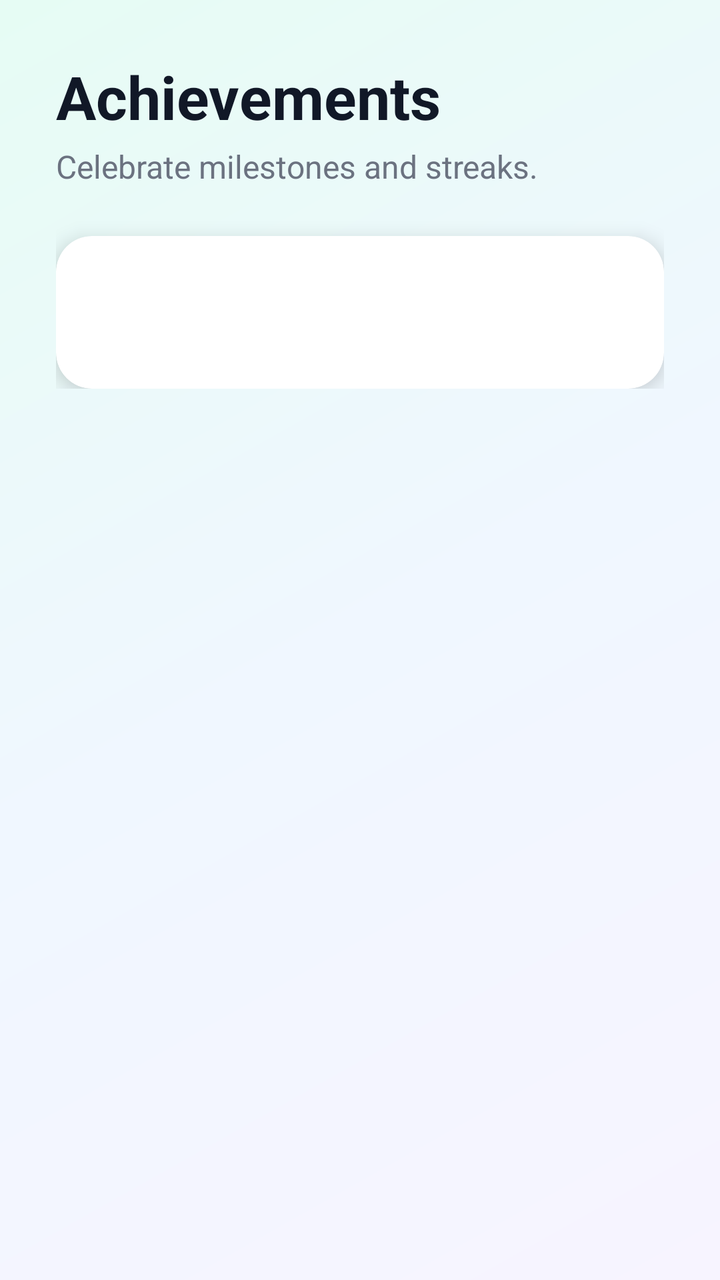
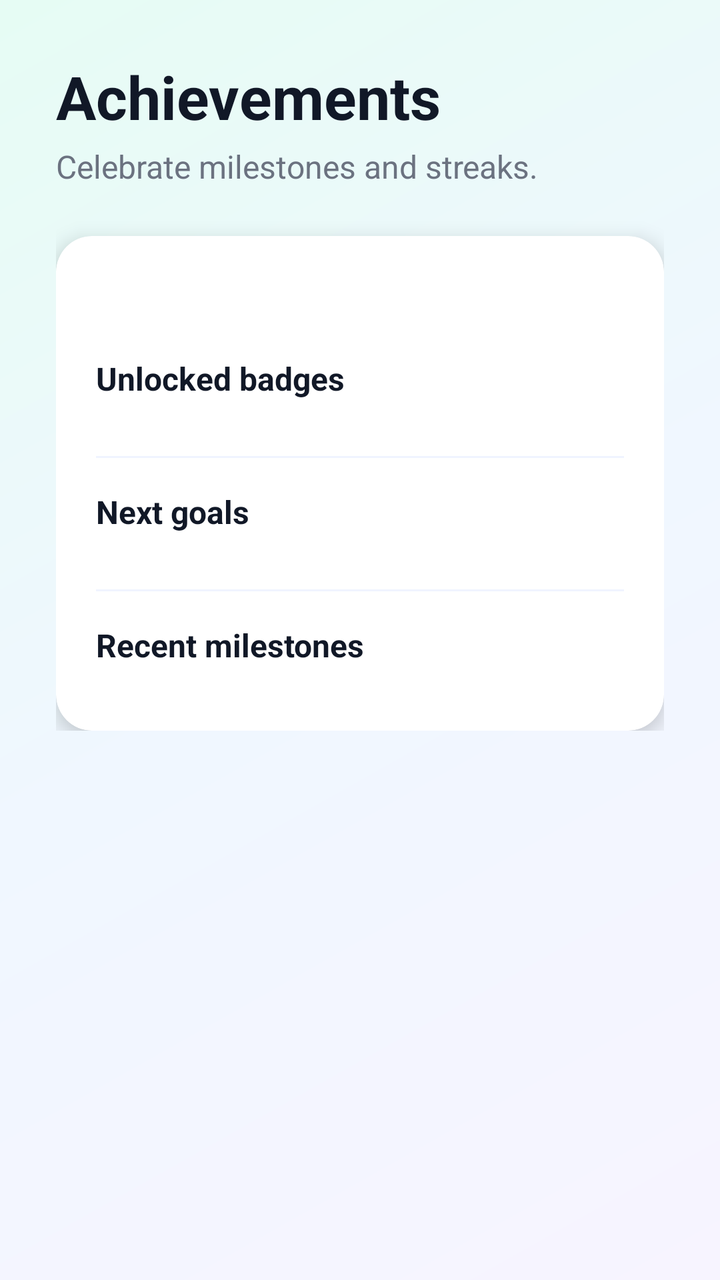

An Android layout rendered at two revisions. The XML below is the earlier revision; the diff shows what the commit changed to produce the second picture.
<!-- AndroidManifest.xml: application theme Theme.Group4mco -->
<!-- res/layout/activity_achievements.xml -->
<?xml version="1.0" encoding="utf-8"?>
<ScrollView xmlns:android="http://schemas.android.com/apk/res/android"
    xmlns:app="http://schemas.android.com/apk/res-auto"
    android:layout_width="match_parent"
    android:layout_height="match_parent"
    android:background="@drawable/bg_app_gradient">

    <LinearLayout
        android:layout_width="match_parent"
        android:layout_height="wrap_content"
        android:orientation="vertical"
        android:padding="28dp">

        <TextView
            android:layout_width="wrap_content"
            android:layout_height="wrap_content"
            android:text="Achievements"
            android:textColor="@color/color_on_surface"
            android:textSize="30sp"
            android:textStyle="bold" />

        <TextView
            android:layout_width="wrap_content"
            android:layout_height="wrap_content"
            android:layout_marginTop="4dp"
            android:text="Celebrate milestones and streaks."
            android:textColor="@color/color_on_surface_secondary"
            android:textSize="16sp" />

        <com.google.android.material.card.MaterialCardView
            android:layout_width="match_parent"
            android:layout_height="wrap_content"
            android:layout_marginTop="24dp"
            app:cardBackgroundColor="@color/color_surface"
            app:cardCornerRadius="@dimen/card_corner_radius"
            app:cardElevation="@dimen/card_elevation">

            <LinearLayout
                android:layout_width="match_parent"
                android:layout_height="wrap_content"
                android:orientation="vertical"
                android:padding="@dimen/card_padding">

                <TextView
                    android:id="@+id/achievementsPoints"
                    android:layout_width="wrap_content"
                    android:layout_height="wrap_content"
                    android:textColor="@color/color_primary"
                    android:textSize="18sp"
                    android:textStyle="bold" />

                <LinearLayout
                    android:id="@+id/achievementsList"
                    android:layout_width="match_parent"
                    android:layout_height="wrap_content"
                    android:layout_marginTop="12dp"
                    android:orientation="vertical" />
            </LinearLayout>
        </com.google.android.material.card.MaterialCardView>

    </LinearLayout>
</ScrollView>
<!-- resources referenced by this layout -->
<resources>
  <color name="color_on_surface">#111827</color>
  <color name="color_on_surface_secondary">#6B7280</color>
  <color name="color_primary">#6A5AE0</color>
  <color name="color_surface">#FFFFFF</color>
  <dimen name="card_corner_radius">18dp</dimen>
  <dimen name="card_elevation">6dp</dimen>
  <dimen name="card_padding">20dp</dimen>
  <!-- drawable bg_app_gradient (drawable) -->
  <?xml version="1.0" encoding="utf-8"?>
  <shape xmlns:android="http://schemas.android.com/apk/res/android">
      <gradient
          android:startColor="@color/gradient_start"
          android:centerColor="@color/gradient_center"
          android:endColor="@color/gradient_end"
          android:angle="135" />
  </shape>
  <style name="Theme.Group4mco" parent="Theme.MaterialComponents.DayNight.NoActionBar">
          <item name="colorPrimary">@color/color_primary</item>
          <item name="colorPrimaryVariant">@color/color_primary_dark</item>
          <item name="colorSecondary">@color/color_secondary</item>
          <item name="android:colorBackground">@color/color_background</item>
          <item name="colorOnPrimary">@color/color_on_primary</item>
          <item name="colorOnSecondary">@color/color_surface</item>
          <item name="colorOnBackground">@color/color_on_surface</item>
          <item name="colorOnSurface">@color/color_on_surface</item>
          <item name="android:statusBarColor">@android:color/transparent</item>
          <item name="android:navigationBarColor">@android:color/white</item>
          <item name="android:windowLightStatusBar">true</item>
      </style>
  <color name="gradient_start">#F7F4FF</color>
  <color name="gradient_center">#F0F7FF</color>
  <color name="gradient_end">#E6FCF4</color>
  <color name="color_primary_dark">#4E3FE0</color>
  <color name="color_secondary">#FF8E72</color>
  <color name="color_background">#F5F6FF</color>
  <color name="color_on_primary">#FFFFFF</color>
</resources>

<!-- the commit's change to res/layout/activity_achievements.xml (unified diff, before → after) -->
@@ -49,8 +49,59 @@
                     android:textSize="18sp"
                     android:textStyle="bold" />
 
+                <TextView
+                    android:layout_width="wrap_content"
+                    android:layout_height="wrap_content"
+                    android:layout_marginTop="16dp"
+                    android:text="Unlocked badges"
+                    android:textColor="@color/color_on_surface"
+                    android:textSize="16sp"
+                    android:textStyle="bold" />
+
                 <LinearLayout
                     android:id="@+id/achievementsList"
+                    android:layout_width="match_parent"
+                    android:layout_height="wrap_content"
+                    android:layout_marginTop="12dp"
+                    android:orientation="vertical" />
+
+                <View
+                    android:layout_width="match_parent"
+                    android:layout_height="1dp"
+                    android:layout_marginVertical="16dp"
+                    android:background="@color/color_surface_alt" />
+
+                <TextView
+                    android:layout_width="wrap_content"
+                    android:layout_height="wrap_content"
+                    android:text="Next goals"
+                    android:textColor="@color/color_on_surface"
+                    android:textSize="16sp"
+                    android:textStyle="bold" />
+
+                <LinearLayout
+                    android:id="@+id/lockedBadgesContainer"
+                    android:layout_width="match_parent"
+                    android:layout_height="wrap_content"
+                    android:layout_marginTop="12dp"
+                    android:orientation="vertical" />
+
+                <View
+                    android:layout_width="match_parent"
+                    android:layout_height="1dp"
+                    android:layout_marginVertical="16dp"
+                    android:background="@color/color_surface_alt" />
+
+                <TextView
+                    android:layout_width="wrap_content"
+                    android:layout_height="wrap_content"
+                    android:text="Recent milestones"
+                    android:textColor="@color/color_on_surface"
+                    android:textSize="16sp"
+                    android:textStyle="bold" />
+
+                <LinearLayout
+                    android:id="@+id/milestonesContainer"
                     android:layout_width="match_parent"
                     android:layout_height="wrap_content"
                     android:layout_marginTop="12dp"
<!-- resource entries referenced after the edit -->
@@ -4,6 +4,7 @@
   <color name="color_on_surface_secondary">#6B7280</color>
   <color name="color_primary">#6A5AE0</color>
   <color name="color_surface">#FFFFFF</color>
+  <color name="color_surface_alt">#F0F4FF</color>
   <dimen name="card_corner_radius">18dp</dimen>
   <dimen name="card_elevation">6dp</dimen>
   <dimen name="card_padding">20dp</dimen>
